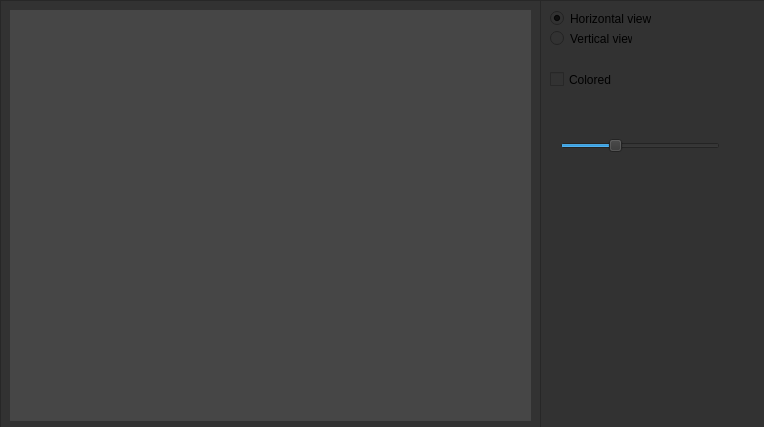
Above: src/widgetApp/GraphDialog.ui from Projekt-zespolowy-TIU/DesignYourNetwork before the change. Below: the same form after it.
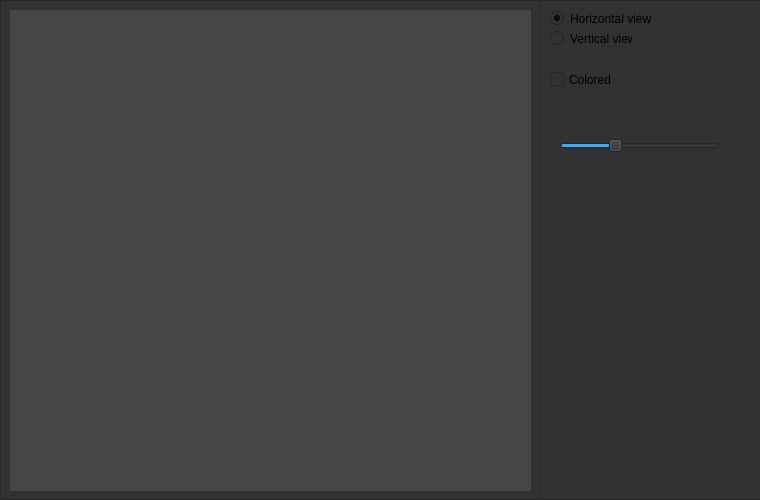
That is the form after the change.

```diff
--- a/src/widgetApp/GraphDialog.ui
+++ b/src/widgetApp/GraphDialog.ui
@@ -6,8 +6,8 @@
    <rect>
     <x>0</x>
     <y>0</y>
-    <width>764</width>
-    <height>427</height>
+    <width>760</width>
+    <height>500</height>
    </rect>
   </property>
   <property name="windowTitle">
@@ -19,7 +19,7 @@
      <x>0</x>
      <y>0</y>
      <width>541</width>
-     <height>431</height>
+     <height>500</height>
     </rect>
    </property>
    <property name="styleSheet">
@@ -37,7 +37,7 @@
       <x>10</x>
       <y>10</y>
       <width>521</width>
-      <height>411</height>
+      <height>481</height>
      </rect>
     </property>
     <property name="layoutDirection">
@@ -64,7 +64,7 @@
        <x>0</x>
        <y>0</y>
        <width>521</width>
-       <height>411</height>
+       <height>481</height>
       </rect>
      </property>
      <property name="layoutDirection">
@@ -82,7 +82,7 @@
      <x>540</x>
      <y>0</y>
      <width>231</width>
-     <height>431</height>
+     <height>500</height>
     </rect>
    </property>
    <property name="styleSheet">
```
Left out of the diff: 2 changed lines with no effect on the pictures.
